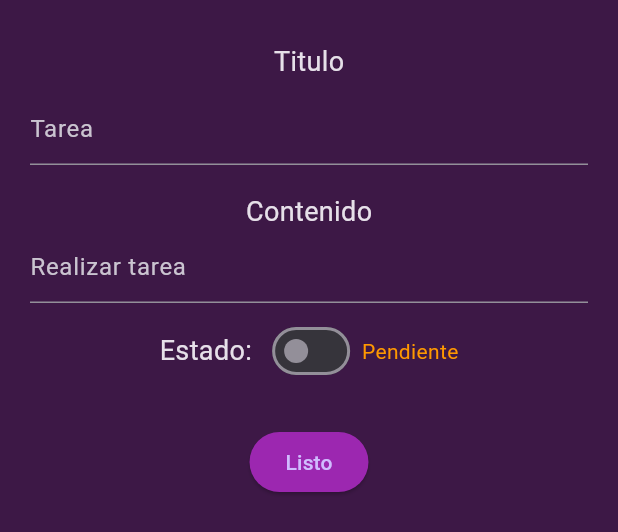
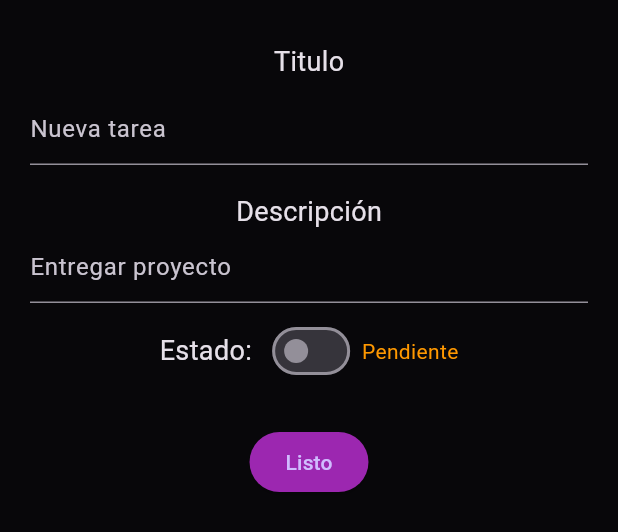
Before and after one commit to CarlosGunter/appmovil-todo, a Flutter app: the ModalTodo widget shown alone on an empty page, opened directly, on a phone screen of 412 x 824 dp. Shown: the top 532 px of the screen. Run offline on Flutter 3.47's test engine with Material 3 defaults, Android fonts, the phone set to English and light mode, and no system bars; our stand-ins replace cloud_firestore, firebase_core; accounts and stored records are empty; generated files the repository leaves out were written again.

Commit message:
fix: mejorada la UX y UI de la modal

```diff
--- a/lib/widgets/modal_todo.dart
+++ b/lib/widgets/modal_todo.dart
@@ -30,7 +30,7 @@ class _ModalTodoState extends State<ModalTodo> {
     return Container(
       padding: const EdgeInsets.all(20),
       decoration: BoxDecoration(
-        color: Colors.purple.withValues(alpha: 0.3),
+        color: Colors.deepPurpleAccent.withValues(alpha: 0.6, red: 0, green: 0, blue: 0),
       ),
       child: Column(
         children: [
@@ -42,18 +42,18 @@ class _ModalTodoState extends State<ModalTodo> {
           TextField(
             controller: titleController,
             decoration: const InputDecoration(
-              hintText: 'Tarea',
+              hintText: 'Nueva tarea',
             ),
           ),
           // Content
           const Padding(
             padding: EdgeInsets.only(top: 18.0, bottom: 0.0),
-            child: Text('Contenido', style: TextStyle(fontSize: 18)),
+            child: Text('Descripción', style: TextStyle(fontSize: 18)),
           ),
           TextField(
             controller: contentController,
             decoration: const InputDecoration(
-              hintText: 'Realizar tarea',
+              hintText: 'Entregar proyecto',
             ),
           ),
           // Status
```
Also changed, not shown: 4 other files.
